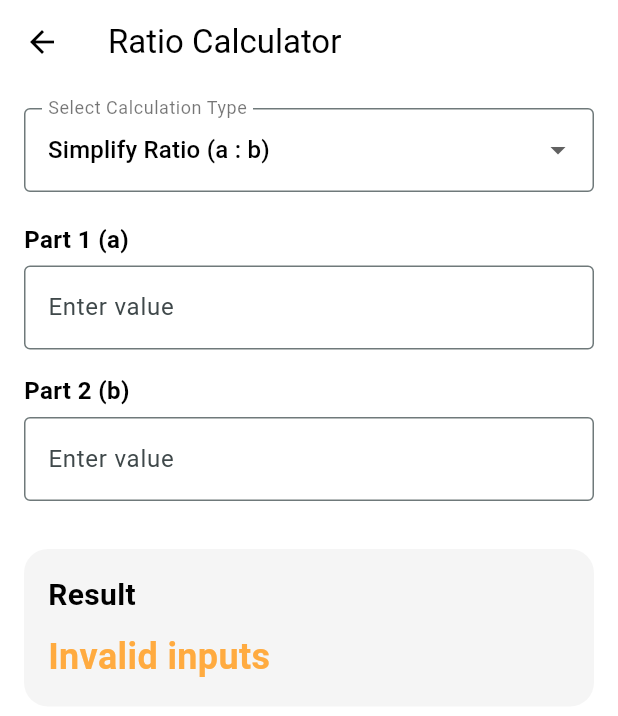
After one commit to Thogaruchesti-hemanth/ProCalx, a Flutter app: the UnitConverter screen opened directly, after a tap on "⚖️", on a phone screen of 412 x 824 dp. The commit adds this screen. Shown: the top 716 px of the screen. Run offline on Flutter 3.47's test engine with Material 3 defaults, Android fonts, the phone set to English and light mode, and no system bars; our stand-ins replace material_design_icons_flutter, math_expressions, shared_preferences; accounts and stored records are empty.

Commit message:
Ratio Screen Added

```diff
--- a/lib/custom_widgets/subcategory_tile.dart
+++ b/lib/custom_widgets/subcategory_tile.dart
@@ -14,6 +14,7 @@ import '../screens/add_and_subtract_screen.dart';
 import '../screens/bmi_screen.dart';
 import '../screens/length_convertor_screen.dart';
 import '../screens/proportion_calculator_screen.dart';
+import '../screens/ratios_calculator_screen.dart';
 import '../screens/weight_conversion_screen.dart'; // Make sure subcategoryIcons and subcategoryColors are defined
 
 class SubcategoryTile extends StatelessWidget {
@@ -79,6 +80,9 @@ class SubcategoryTile extends StatelessWidget {
             case 'Proportion':
               targetScreen = ProportionScreen(isDarkMode: isDarkMode);
               break;
+            case 'Ratio':
+              targetScreen = RatioScreen(isDarkMode: isDarkMode);
+              break;
             case 'BMI':
               targetScreen = BMIScreen(isDarkMode: isDarkMode);
               break;
--- a/lib/data.dart
+++ b/lib/data.dart
@@ -1,5 +1,3 @@
-import 'dart:ui';
-
 import 'package:flutter/material.dart';
 
 final List<String> categories = [
@@ -97,6 +95,7 @@ final Map<String, String> subcategoryIcons = {
   'Age Calculator': '🎂',
   'Time Interval': '⌚',
   'add & subtract': '⌛',
+  'Ratio': '⚖️',
 };
 
 final buttonLabels = [
--- /dev/null
+++ b/lib/screens/ratios_calculator_screen.dart
@@ -0,0 +1,284 @@
+import 'package:flutter/material.dart';
+
+class RatioScreen extends StatefulWidget {
+  final bool isDarkMode;
+  const RatioScreen({super.key, required this.isDarkMode});
+
+  @override
+  State<RatioScreen> createState() => _RatioScreenState();
+}
+
+class _RatioScreenState extends State<RatioScreen> {
+  final TextEditingController part1Controller = TextEditingController();
+  final TextEditingController part2Controller = TextEditingController();
+  final TextEditingController totalController = TextEditingController();
+  final TextEditingController knownPartController = TextEditingController();
+
+  int selectedCalcIndex = 0;
+
+  final List<String> calcTypes = [
+    "Simplify Ratio (a : b)",
+    "Find ratio a : b",
+    "Find part given total and ratio",
+    "Find total given parts and ratio",
+  ];
+
+  String calculationType(int index) {
+    switch (index) {
+      case 0:
+        return "Simplify Ratio (a : b)";
+      case 1:
+        return "Find ratio a : b";
+      case 2:
+        return "Find part given total and ratio";
+      case 3:
+        return "Find total given parts and ratio";
+      default:
+        return "Unknown";
+    }
+  }
+
+  // Greatest Common Divisor helper
+  int gcd(int a, int b) {
+    while (b != 0) {
+      int t = b;
+      b = a % b;
+      a = t;
+    }
+    return a.abs();
+  }
+
+  String simplifyRatio(int a, int b) {
+    if (a == 0 || b == 0) return "Invalid inputs";
+    int gcdValue = gcd(a, b);
+    int first = a ~/ gcdValue;
+    int second = b ~/ gcdValue;
+    return "$first : $second";
+  }
+
+  String findRatio(int a, int b) {
+    if (b == 0) return "Cannot divide by zero";
+    double ratio = a / b;
+    return ratio.toStringAsFixed(2);
+  }
+
+  String findPartGivenTotalAndRatio(int total, int partRatio, int totalRatio) {
+    if (totalRatio == 0) return "Invalid ratio";
+    double part = (total * partRatio) / totalRatio;
+    return part.toStringAsFixed(2);
+  }
+
+  String findTotalGivenPartsAndRatio(
+    int partValue,
+    int partRatio,
+    int totalRatio,
+  ) {
+    if (partRatio == 0) return "Invalid ratio";
+    double total = (partValue * totalRatio) / partRatio;
+    return total.toStringAsFixed(2);
+  }
+
+  String calculateResult() {
+    switch (selectedCalcIndex) {
+      case 0: // Simplify Ratio (a:b)
+        final int a = int.tryParse(part1Controller.text) ?? 0;
+        final int b = int.tryParse(part2Controller.text) ?? 0;
+        return simplifyRatio(a, b);
+
+      case 1: // Find ratio a:b (decimal)
+        final int a = int.tryParse(part1Controller.text) ?? 0;
+        final int b = int.tryParse(part2Controller.text) ?? 0;
+        return findRatio(a, b);
+
+      case 2: // Find part given total and ratio (partRatio : totalRatio)
+        final int total = int.tryParse(totalController.text) ?? 0;
+        final int partRatio = int.tryParse(part1Controller.text) ?? 0;
+        final int totalRatio = int.tryParse(part2Controller.text) ?? 0;
+        return findPartGivenTotalAndRatio(total, partRatio, totalRatio);
+
+      case 3: // Find total given parts and ratio
+        final int partValue = int.tryParse(knownPartController.text) ?? 0;
+        final int partRatio = int.tryParse(part1Controller.text) ?? 0;
+        final int totalRatio = int.tryParse(part2Controller.text) ?? 0;
+        return findTotalGivenPartsAndRatio(partValue, partRatio, totalRatio);
+
+      default:
+        return "Invalid calculation";
+    }
+  }
+
+  Widget buildInputField({
+    required String label,
+    required TextEditingController controller,
+    required Color textColor,
+    String? hint,
+    TextInputType? keyboardType,
+  }) {
+    return Column(
+      crossAxisAlignment: CrossAxisAlignment.start,
+      children: [
+        Text(
+          label,
+          style: TextStyle(
+            fontWeight: FontWeight.bold,
+            fontSize: 16,
+            color: textColor,
+          ),
+        ),
+        SizedBox(height: 6),
+        TextField(
+          controller: controller,
+          keyboardType: keyboardType ?? TextInputType.number,
+          onChanged: (_) => setState(() {}),
+          decoration: InputDecoration(
+            border: OutlineInputBorder(),
+            hintText: hint ?? 'Enter value',
+          ),
+          style: TextStyle(color: textColor, fontSize: 16),
+        ),
+      ],
+    );
+  }
+
+  @override
+  Widget build(BuildContext context) {
+    final bgColor = widget.isDarkMode ? Colors.black : Colors.white;
+    final textColor = widget.isDarkMode ? Colors.white : Colors.black;
+    final subTextColor = widget.isDarkMode ? Colors.grey[300] : Colors.black54;
+
+    return Scaffold(
+      backgroundColor: bgColor,
+      appBar: AppBar(
+        backgroundColor: bgColor,
+        elevation: 0,
+        title: Text("Ratio Calculator", style: TextStyle(color: textColor)),
+        iconTheme: IconThemeData(color: textColor),
+      ),
+      body: SingleChildScrollView(
+        padding: const EdgeInsets.all(16),
+        child: Column(
+          crossAxisAlignment: CrossAxisAlignment.start,
+          children: [
+            DropdownButtonFormField<int>(
+              value: selectedCalcIndex,
+              decoration: InputDecoration(
+                labelText: "Select Calculation Type",
+                labelStyle: TextStyle(color: subTextColor),
+                border: OutlineInputBorder(),
+              ),
+              dropdownColor:
+                  widget.isDarkMode ? Colors.grey[900] : Colors.white,
+              items: List.generate(calcTypes.length, (index) {
+                return DropdownMenuItem(
+                  value: index,
+                  child: Text(
+                    calcTypes[index],
+                    style: TextStyle(color: textColor),
+                  ),
+                );
+              }),
+              onChanged: (index) => setState(() => selectedCalcIndex = index!),
+            ),
+            SizedBox(height: 20),
+
+            // Inputs based on selectedCalcIndex
+            if (selectedCalcIndex == 0) ...[
+              buildInputField(
+                label: "Part 1 (a)",
+                controller: part1Controller,
+                textColor: textColor,
+              ),
+              SizedBox(height: 16),
+              buildInputField(
+                label: "Part 2 (b)",
+                controller: part2Controller,
+                textColor: textColor,
+              ),
+            ] else if (selectedCalcIndex == 1) ...[
+              buildInputField(
+                label: "Value a",
+                controller: part1Controller,
+                textColor: textColor,
+              ),
+              SizedBox(height: 16),
+              buildInputField(
+                label: "Value b",
+                controller: part2Controller,
+                textColor: textColor,
+              ),
+            ] else if (selectedCalcIndex == 2) ...[
+              buildInputField(
+                label: "Total",
+                controller: totalController,
+                textColor: textColor,
+              ),
+              SizedBox(height: 16),
+              buildInputField(
+                label: "Part Ratio (a)",
+                controller: part1Controller,
+                textColor: textColor,
+              ),
+              SizedBox(height: 16),
+              buildInputField(
+                label: "Total Ratio (b)",
+                controller: part2Controller,
+                textColor: textColor,
+              ),
+            ] else if (selectedCalcIndex == 3) ...[
+              buildInputField(
+                label: "Known Part Value",
+                controller: knownPartController,
+                textColor: textColor,
+              ),
+              SizedBox(height: 16),
+              buildInputField(
+                label: "Part Ratio (a)",
+                controller: part1Controller,
+                textColor: textColor,
+              ),
+              SizedBox(height: 16),
+              buildInputField(
+                label: "Total Ratio (b)",
+                controller: part2Controller,
+                textColor: textColor,
+              ),
+            ],
+
+            SizedBox(height: 32),
+            Container(
+              width: double.infinity,
+              padding: EdgeInsets.all(16),
+              decoration: BoxDecoration(
+                color:
+                    widget.isDarkMode ? Colors.grey[900] : Colors.grey.shade100,
+                borderRadius: BorderRadius.circular(16),
+              ),
+              child: Column(
+                crossAxisAlignment: CrossAxisAlignment.start,
+                children: [
+                  Text(
+                    "Result",
+                    style: TextStyle(
+                      fontWeight: FontWeight.bold,
+                      fontSize: 20,
+                      color: textColor,
+                    ),
+                  ),
+                  SizedBox(height: 10),
+                  Text(
+                    calculateResult(),
+                    style: TextStyle(
+                      fontWeight: FontWeight.bold,
+                      fontSize: 24,
+                      color: Colors.orangeAccent,
+                    ),
+                  ),
+                ],
+              ),
+            ),
+          ],
+        ),
+      ),
+    );
+  }
+}
```
